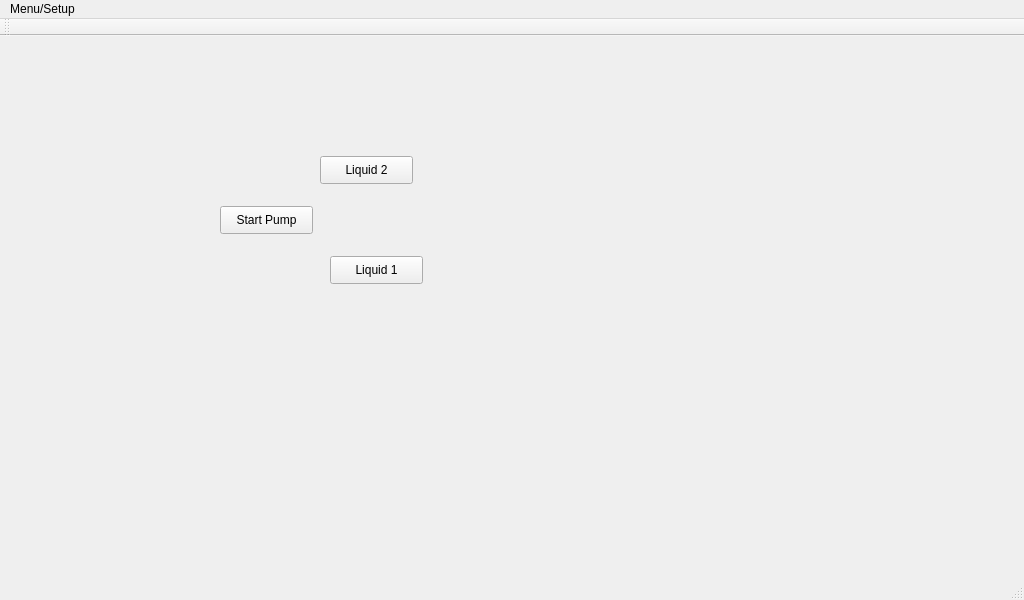
The window that user-interface/ExperimentControl/mainwindow.ui (atraastrum/project-a-elec-e8002) describes before a commit, drawn with Qt 5.
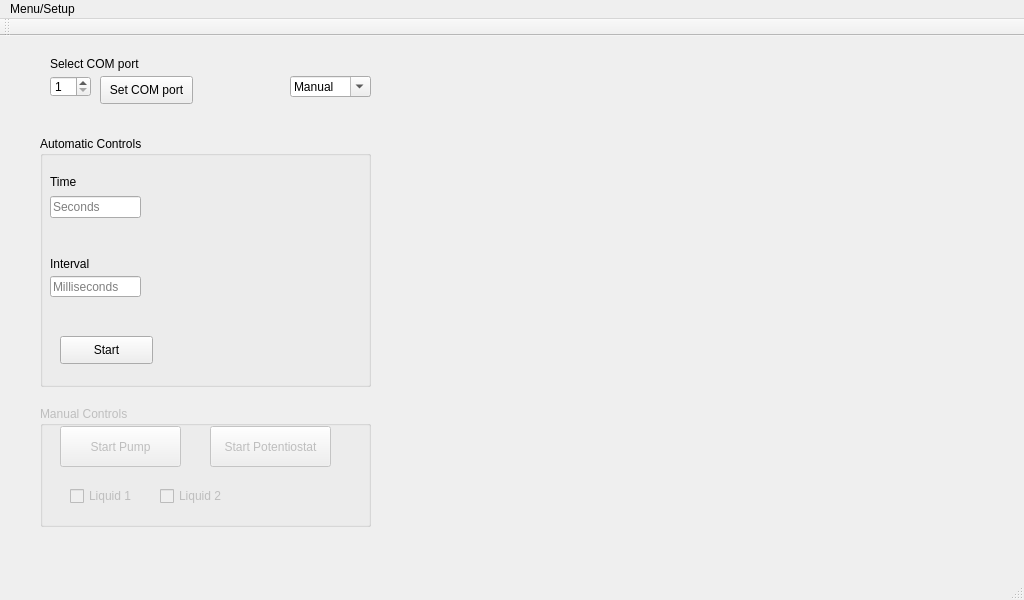
The same window after the commit.

Commit message: Add input for time and interval

The edit to the form file:
```diff
--- a/user-interface/ExperimentControl/mainwindow.ui
+++ b/user-interface/ExperimentControl/mainwindow.ui
@@ -14,48 +14,243 @@
    <string>MainWindow</string>
   </property>
   <widget class="QWidget" name="centralWidget">
-   <widget class="QPushButton" name="liquid2Button">
-    <property name="geometry">
-     <rect>
-      <x>320</x>
-      <y>120</y>
-      <width>93</width>
-      <height>28</height>
-     </rect>
-    </property>
-    <property name="text">
-     <string>Liquid 2</string>
-    </property>
-   </widget>
-   <widget class="QPushButton" name="startPumpButton">
-    <property name="geometry">
-     <rect>
-      <x>220</x>
-      <y>170</y>
-      <width>93</width>
-      <height>28</height>
-     </rect>
-    </property>
-    <property name="text">
-     <string>Start Pump</string>
-    </property>
-    <property name="checkable">
+   <widget class="QGroupBox" name="manualControlsGroup">
+    <property name="enabled">
      <bool>false</bool>
     </property>
+    <property name="geometry">
+     <rect>
+      <x>40</x>
+      <y>370</y>
+      <width>331</width>
+      <height>121</height>
+     </rect>
+    </property>
+    <property name="title">
+     <string>Manual Controls</string>
+    </property>
+    <widget class="QPushButton" name="startPumpButton">
+     <property name="geometry">
+      <rect>
+       <x>20</x>
+       <y>20</y>
+       <width>121</width>
+       <height>41</height>
+      </rect>
+     </property>
+     <property name="text">
+      <string>Start Pump</string>
+     </property>
+     <property name="checkable">
+      <bool>false</bool>
+     </property>
+    </widget>
+    <widget class="QPushButton" name="controlPSTATButton">
+     <property name="geometry">
+      <rect>
+       <x>170</x>
+       <y>20</y>
+       <width>121</width>
+       <height>41</height>
+      </rect>
+     </property>
+     <property name="text">
+      <string>Start Potentiostat</string>
+     </property>
+    </widget>
+    <widget class="QCheckBox" name="liquid1Control">
+     <property name="geometry">
+      <rect>
+       <x>30</x>
+       <y>80</y>
+       <width>81</width>
+       <height>20</height>
+      </rect>
+     </property>
+     <property name="text">
+      <string>Liquid 1</string>
+     </property>
+    </widget>
+    <widget class="QCheckBox" name="liquid2Control">
+     <property name="geometry">
+      <rect>
+       <x>120</x>
+       <y>80</y>
+       <width>81</width>
+       <height>20</height>
+      </rect>
+     </property>
+     <property name="text">
+      <string>Liquid 2</string>
+     </property>
+    </widget>
    </widget>
-   <widget class="QPushButton" name="liquid1Button">
+   <widget class="QSpinBox" name="comPortSelect">
     <property name="geometry">
      <rect>
-      <x>330</x>
-      <y>220</y>
+      <x>50</x>
+      <y>40</y>
+      <width>41</width>
+      <height>21</height>
+     </rect>
+    </property>
+    <property name="minimum">
+     <number>1</number>
+    </property>
+    <property name="maximum">
+     <number>20</number>
+    </property>
+   </widget>
+   <widget class="QLabel" name="label">
+    <property name="geometry">
+     <rect>
+      <x>50</x>
+      <y>20</y>
+      <width>101</width>
+      <height>16</height>
+     </rect>
+    </property>
+    <property name="text">
+     <string>Select COM port</string>
+    </property>
+   </widget>
+   <widget class="QPushButton" name="comPortSelection">
+    <property name="geometry">
+     <rect>
+      <x>100</x>
+      <y>40</y>
       <width>93</width>
       <height>28</height>
      </rect>
     </property>
     <property name="text">
-     <string>Liquid 1</string>
+     <string>Set COM port</string>
     </property>
    </widget>
+   <widget class="QComboBox" name="modeSelection">
+    <property name="geometry">
+     <rect>
+      <x>290</x>
+      <y>40</y>
+      <width>81</width>
+      <height>21</height>
+     </rect>
+    </property>
+    <property name="editable">
+     <bool>true</bool>
+    </property>
+    <property name="currentText">
+     <string>Manual</string>
+    </property>
+    <property name="currentIndex">
+     <number>0</number>
+    </property>
+    <item>
+     <property name="text">
+      <string>Manual</string>
+     </property>
+    </item>
+    <item>
+     <property name="text">
+      <string>Auto</string>
+     </property>
+    </item>
+   </widget>
+   <widget class="QGroupBox" name="autoControlsGroup">
+    <property name="geometry">
+     <rect>
+      <x>40</x>
+      <y>100</y>
+      <width>331</width>
+      <height>251</height>
+     </rect>
+    </property>
+    <property name="title">
+     <string>Automatic Controls</string>
+    </property>
+    <widget class="QLineEdit" name="timeInput">
+     <property name="geometry">
+      <rect>
+       <x>10</x>
+       <y>60</y>
+       <width>91</width>
+       <height>22</height>
+      </rect>
+     </property>
+     <property name="contextMenuPolicy">
+      <enum>Qt::DefaultContextMenu</enum>
+     </property>
+     <property name="placeholderText">
+      <string>Seconds</string>
+     </property>
+     <property name="clearButtonEnabled">
+      <bool>true</bool>
+     </property>
+    </widget>
+    <widget class="QPushButton" name="measurementStartButton">
+     <property name="geometry">
+      <rect>
+       <x>20</x>
+       <y>200</y>
+       <width>93</width>
+       <height>28</height>
+      </rect>
+     </property>
+     <property name="text">
+      <string>Start</string>
+     </property>
+    </widget>
+    <widget class="QLineEdit" name="intervalInput">
+     <property name="geometry">
+      <rect>
+       <x>10</x>
+       <y>140</y>
+       <width>91</width>
+       <height>21</height>
+      </rect>
+     </property>
+     <property name="placeholderText">
+      <string>Milliseconds</string>
+     </property>
+     <property name="clearButtonEnabled">
+      <bool>true</bool>
+     </property>
+    </widget>
+    <widget class="QLabel" name="label_2">
+     <property name="geometry">
+      <rect>
+       <x>10</x>
+       <y>30</y>
+       <width>111</width>
+       <height>31</height>
+      </rect>
+     </property>
+     <property name="text">
+      <string>Time</string>
+     </property>
+    </widget>
+    <widget class="QLabel" name="label_3">
+     <property name="geometry">
+      <rect>
+       <x>10</x>
+       <y>120</y>
+       <width>55</width>
+       <height>16</height>
+      </rect>
+     </property>
+     <property name="text">
+      <string>Interval</string>
+     </property>
+    </widget>
+   </widget>
+   <zorder>manualControlsGroup</zorder>
+   <zorder>startPumpButton</zorder>
+   <zorder>liquid1Button</zorder>
+   <zorder>comPortSelect</zorder>
+   <zorder>label</zorder>
+   <zorder>comPortSelection</zorder>
+   <zorder>modeSelection</zorder>
+   <zorder>autoControlsGroup</zorder>
   </widget>
   <widget class="QMenuBar" name="menuBar">
    <property name="geometry">
```
The commit also changes 5 other files.
